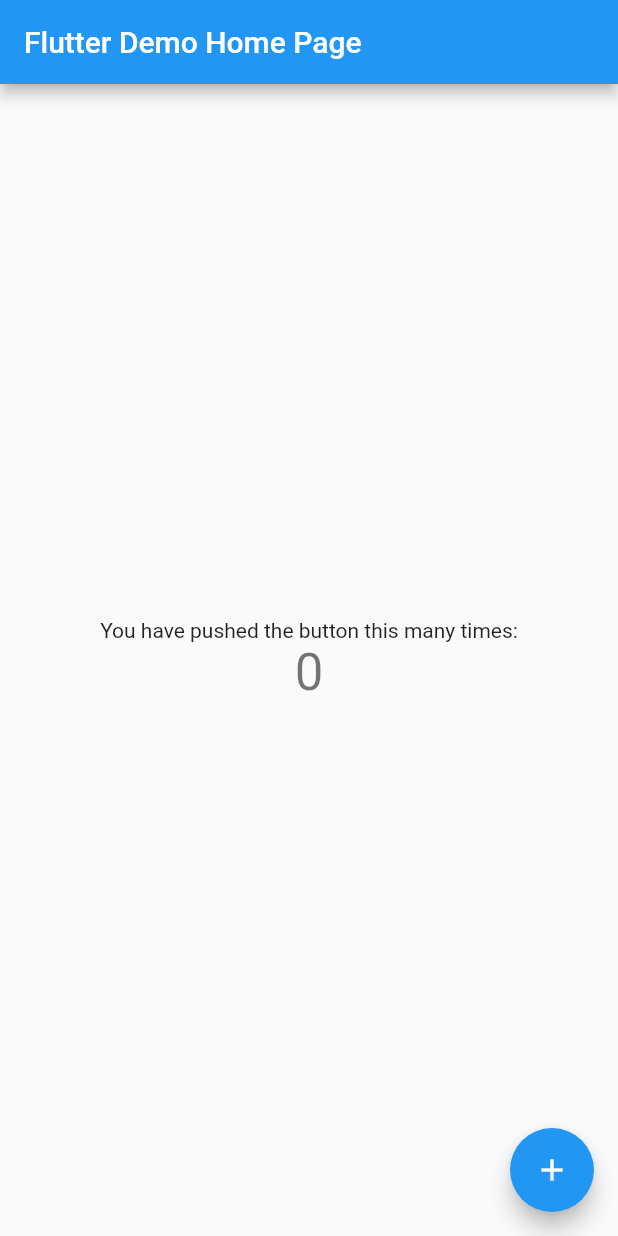
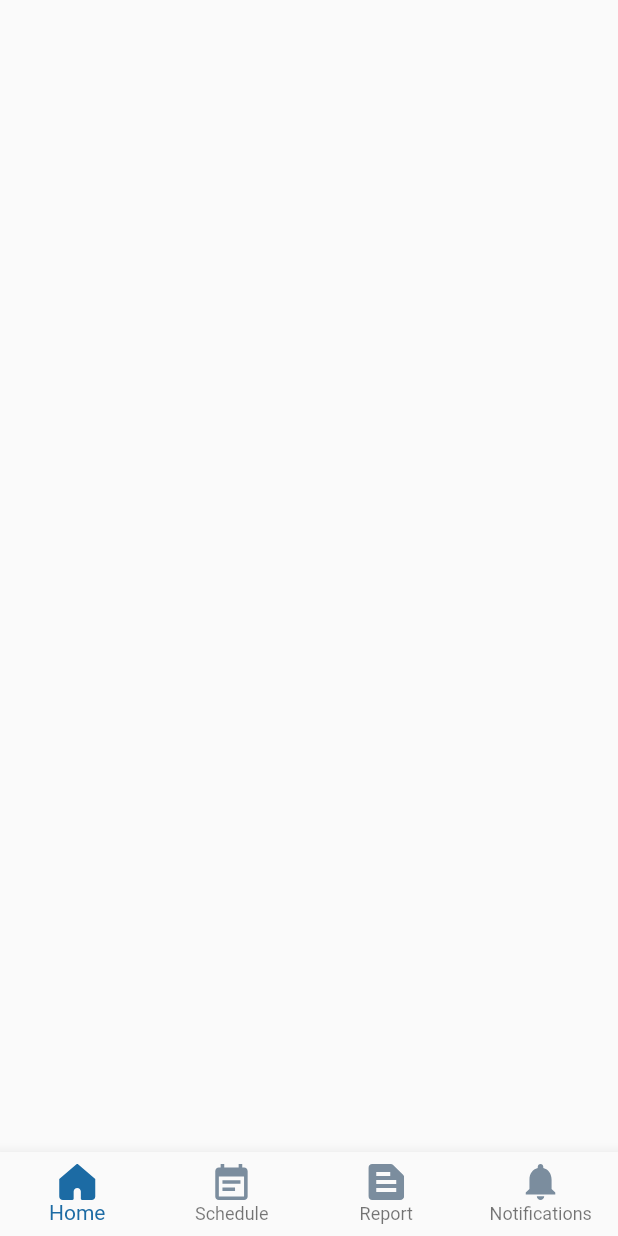
Before and after one commit to faiqhdr/meditopia, a Flutter app: the screen it shows after launch, on a phone screen of 412 x 824 dp. Run offline on Flutter 3.47's test engine with Material 2 defaults, Android fonts, the phone set to English and light mode, and no system bars; our stand-ins replace flutter_native_splash, flutter_svg, google_fonts.

Commit message:
navigation bottom bar created

```diff
--- /dev/null
+++ b/lib/components/bottom_bar.dart
@@ -0,0 +1,78 @@
+import 'package:flutter/material.dart';
+import 'package:flutter_svg/svg.dart';
+
+import '../pages/home_page.dart';
+import '../style/style.dart';
+
+class BottomBar extends StatefulWidget {
+  const BottomBar({Key? key}) : super(key: key);
+
+  @override
+  _BottomBarState createState() => _BottomBarState();
+}
+
+class _BottomBarState extends State<BottomBar> {
+  int _selectedIndex = 0;
+
+  static const List<Widget> _widgetOptions = <Widget>[
+    HomePage(),
+    Text('Index 1: Business'),
+    Text('Index 2: School'),
+    Text('Index 3: School'),
+  ];
+
+  void _onItemTapped(int index) {
+    setState(() {
+      _selectedIndex = index;
+    });
+  }
+
+  @override
+  Widget build(BuildContext context) {
+    return Scaffold(
+      body: Center(
+        child: _widgetOptions.elementAt(_selectedIndex),
+      ),
+      bottomNavigationBar: BottomNavigationBar(
+        type: BottomNavigationBarType.fixed,
+        items: <BottomNavigationBarItem>[
+          BottomNavigationBarItem(
+            activeIcon: SvgPicture.asset(
+              AppStyle.homeIcon,
+              color: AppStyle.primarySwatch,
+            ),
+            icon: SvgPicture.asset(AppStyle.homeIcon),
+            label: 'Home',
+          ),
+          BottomNavigationBarItem(
+            activeIcon: SvgPicture.asset(
+              AppStyle.eventIcon,
+              color: AppStyle.primarySwatch,
+            ),
+            icon: SvgPicture.asset(AppStyle.eventIcon),
+            label: 'Schedule',
+          ),
+          BottomNavigationBarItem(
+            activeIcon: SvgPicture.asset(
+              AppStyle.reportIcon,
+              color: AppStyle.primarySwatch,
+            ),
+            icon: SvgPicture.asset(AppStyle.reportIcon),
+            label: 'Report',
+          ),
+          BottomNavigationBarItem(
+            activeIcon: SvgPicture.asset(
+              AppStyle.notificationsIcon,
+              color: AppStyle.primarySwatch,
+            ),
+            icon: SvgPicture.asset(AppStyle.notificationsIcon),
+            label: 'Notifications',
+          ),
+        ],
+        currentIndex: _selectedIndex,
+        selectedItemColor: AppStyle.primarySwatch,
+        onTap: _onItemTapped,
+      ),
+    );
+  }
+}
--- a/lib/main.dart
+++ b/lib/main.dart
@@ -1,4 +1,8 @@
 import 'package:flutter/material.dart';
+import 'package:flutter_native_splash/flutter_native_splash.dart';
+import 'package:meditopia/pages/home_page.dart';
+
+import 'components/bottom_bar.dart';
 
 void main() {
   runApp(const MyApp());
@@ -7,109 +11,12 @@ void main() {
 class MyApp extends StatelessWidget {
   const MyApp({super.key});
 
-  // This widget is the root of your application.
   @override
   Widget build(BuildContext context) {
     return MaterialApp(
-      title: 'Flutter Demo',
-      theme: ThemeData(
-        // This is the theme of your application.
-        //
-        // Try running your application with "flutter run". You'll see the
-        // application has a blue toolbar. Then, without quitting the app, try
-        // changing the primarySwatch below to Colors.green and then invoke
-        // "hot reload" (press "r" in the console where you ran "flutter run",
-        // or simply save your changes to "hot reload" in a Flutter IDE).
-        // Notice that the counter didn't reset back to zero; the application
-        // is not restarted.
-        primarySwatch: Colors.blue,
-      ),
-      home: const MyHomePage(title: 'Flutter Demo Home Page'),
+      debugShowCheckedModeBanner: false,
+      title: 'Meditopia',
+      home: BottomBar(),
     );
   }
 }
-
-class MyHomePage extends StatefulWidget {
-  const MyHomePage({super.key, required this.title});
-
-  // This widget is the home page of your application. It is stateful, meaning
-  // that it has a State object (defined below) that contains fields that affect
-  // how it looks.
-
-  // This class is the configuration for the state. It holds the values (in this
-  // case the title) provided by the parent (in this case the App widget) and
-  // used by the build method of the State. Fields in a Widget subclass are
-  // always marked "final".
-
-  final String title;
-
-  @override
-  State<MyHomePage> createState() => _MyHomePageState();
-}
-
-class _MyHomePageState extends State<MyHomePage> {
-  int _counter = 0;
-
-  void _incrementCounter() {
-    setState(() {
-      // This call to setState tells the Flutter framework that something has
-      // changed in this State, which causes it to rerun the build method below
-      // so that the display can reflect the updated values. If we changed
-      // _counter without calling setState(), then the build method would not be
-      // called again, and so nothing would appear to happen.
-      _counter++;
-    });
-  }
-
-  @override
-  Widget build(BuildContext context) {
-    // This method is rerun every time setState is called, for instance as done
-    // by the _incrementCounter method above.
-    //
-    // The Flutter framework has been optimized to make rerunning build methods
-    // fast, so that you can just rebuild anything that needs updating rather
-    // than having to individually change instances of widgets.
-    return Scaffold(
-      appBar: AppBar(
-        // Here we take the value from the MyHomePage object that was created by
-        // the App.build method, and use it to set our appbar title.
-        title: Text(widget.title),
-      ),
-      body: Center(
-        // Center is a layout widget. It takes a single child and positions it
-        // in the middle of the parent.
-        child: Column(
-          // Column is also a layout widget. It takes a list of children and
-          // arranges them vertically. By default, it sizes itself to fit its
-          // children horizontally, and tries to be as tall as its parent.
-          //
-          // Invoke "debug painting" (press "p" in the console, choose the
-          // "Toggle Debug Paint" action from the Flutter Inspector in Android
-          // Studio, or the "Toggle Debug Paint" command in Visual Studio Code)
-          // to see the wireframe for each widget.
-          //
-          // Column has various properties to control how it sizes itself and
-          // how it positions its children. Here we use mainAxisAlignment to
-          // center the children vertically; the main axis here is the vertical
-          // axis because Columns are vertical (the cross axis would be
-          // horizontal).
-          mainAxisAlignment: MainAxisAlignment.center,
-          children: <Widget>[
-            const Text(
-              'You have pushed the button this many times:',
-            ),
-            Text(
-              '$_counter',
-              style: Theme.of(context).textTheme.headline4,
-            ),
-          ],
-        ),
-      ),
-      floatingActionButton: FloatingActionButton(
-        onPressed: _incrementCounter,
-        tooltip: 'Increment',
-        child: const Icon(Icons.add),
-      ), // This trailing comma makes auto-formatting nicer for build methods.
-    );
-  }
-}
--- /dev/null
+++ b/lib/pages/home_page.dart
@@ -0,0 +1,12 @@
+import 'package:flutter/material.dart';
+import 'package:flutter/src/widgets/container.dart';
+import 'package:flutter/src/widgets/framework.dart';
+
+class HomePage extends StatelessWidget {
+  const HomePage({super.key});
+
+  @override
+  Widget build(BuildContext context) {
+    return const Scaffold();
+  }
+}
--- /dev/null
+++ b/lib/style/style.dart
@@ -0,0 +1,31 @@
+import 'package:flutter/material.dart';
+import 'package:google_fonts/google_fonts.dart';
+
+class AppStyle {
+  // App Images ..
+  static const String profile = "assets/images/profile.jpg";
+  static const String image1 = "assets/images/image1.png";
+
+  /// App Icons.
+  static const String filterIcon = "assets/icons/adjust-horizontal-alt.svg";
+  static const String searchIcon = "assets/icons/search.svg";
+
+  // Bottom Bar icons
+  static const String homeIcon = "assets/icons/home.svg";
+  static const String eventIcon = "assets/icons/event_note.svg";
+  static const String reportIcon = "assets/icons/report.svg";
+  static const String notificationsIcon = "assets/icons/notifications.svg";
+
+// App Colors
+  static const primarySwatch = Color(0xff1C6BA4);
+  static const inputFillColor = Color(0xffEEF6FC);
+
+  // App Theme Data..
+
+  static ThemeData? theme = ThemeData(
+    textTheme: GoogleFonts.nunitoSansTextTheme().apply(
+      bodyColor: const Color(0xff0E1012),
+      displayColor: const Color(0xff0E1012),
+    ),
+  );
+}
```
Also changed, not shown: lib/data/data.dart (added, +69 -0 lines), lib/size_config.dart (added, +17 -0 lines), pubspec.yaml (+12 -7 lines), assets/icons/adjust-horizontal-alt.svg (added), assets/icons/doctor-Icon.svg (added), assets/icons/event_note.svg (added), assets/icons/home.svg (added), assets/icons/meditopia_app_logo.png (added), assets/icons/meditopia_logo.png (added), assets/icons/notifications.svg (added), assets/icons/noun-corona.svg (added), assets/icons/noun-medical-test.svg (added), assets/icons/noun-pill.svg (added), assets/icons/report.svg (added), 3 more files, 23 other files.
